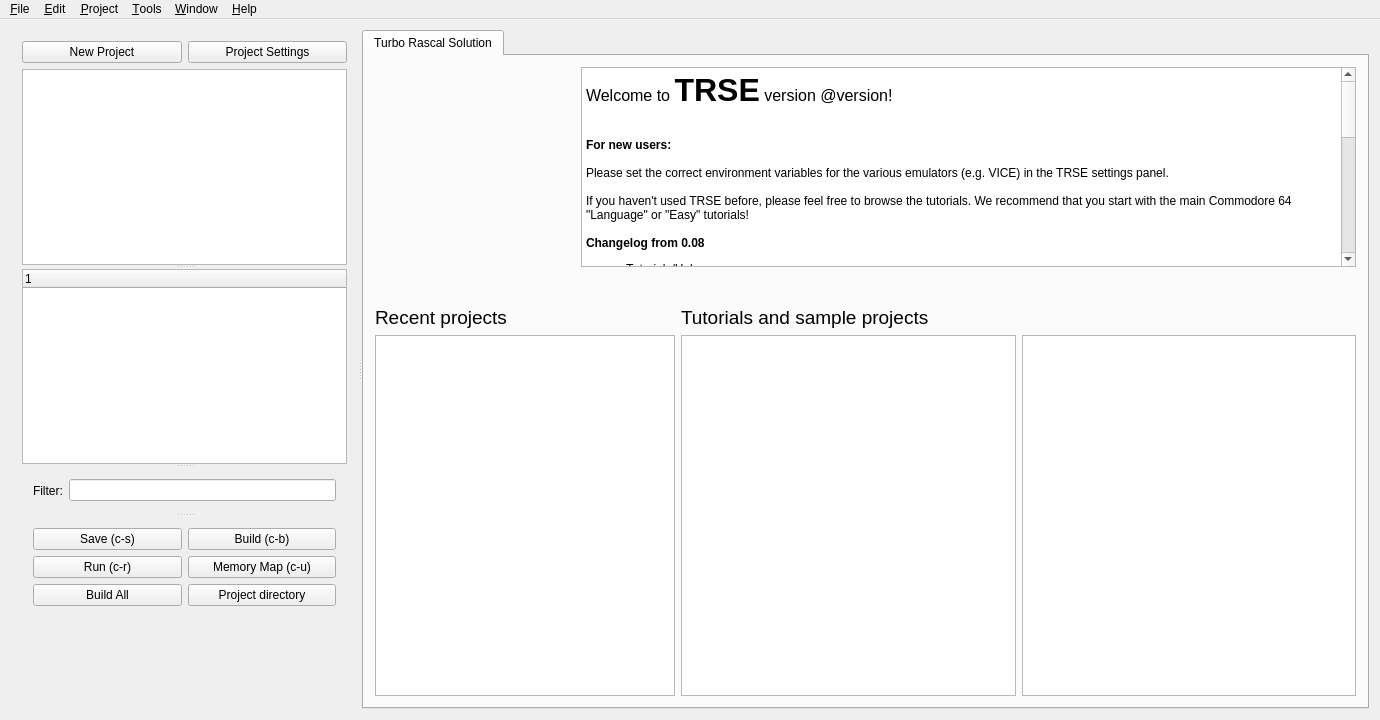
leuat/TRSE, file mainwindow.ui: the form before one commit.
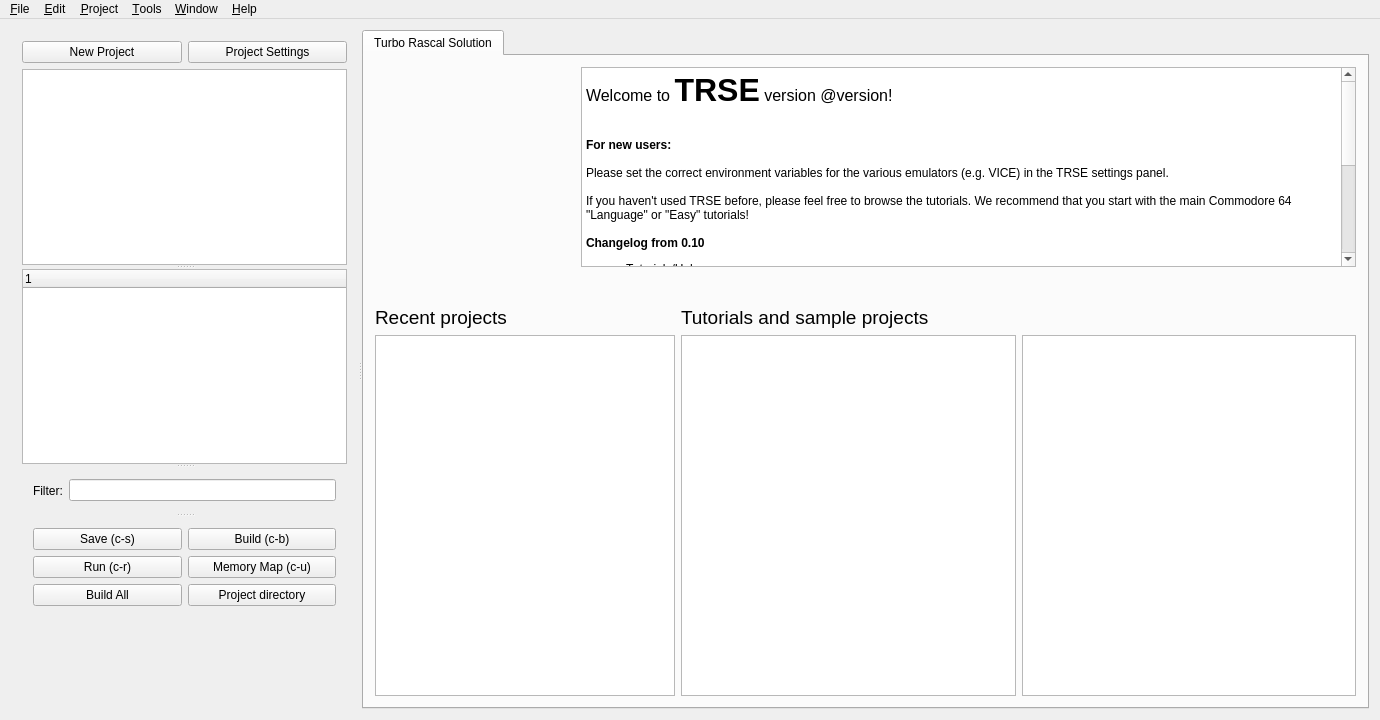
The form after the commit. Icons and pictures are not drawn.

Patch:
```diff
--- a/mainwindow.ui
+++ b/mainwindow.ui
@@ -285,32 +285,18 @@
 &lt;p style=&quot;-qt-paragraph-type:empty; margin-top:0px; margin-bottom:0px; margin-left:0px; margin-right:0px; -qt-block-indent:0; text-indent:0px; font-family:'Noto Sans'; font-size:9pt;&quot;&gt;&lt;br /&gt;&lt;/p&gt;
 &lt;p style=&quot; margin-top:0px; margin-bottom:0px; margin-left:0px; margin-right:0px; -qt-block-indent:0; text-indent:0px;&quot;&gt;&lt;span style=&quot; font-family:'Noto Sans'; font-size:9pt;&quot;&gt;If you haven't used TRSE before, please feel free to browse the tutorials. We recommend that you start with the main Commodore 64 &amp;quot;Language&amp;quot; or &amp;quot;Easy&amp;quot; tutorials!&lt;/span&gt;&lt;/p&gt;
 &lt;p style=&quot;-qt-paragraph-type:empty; margin-top:0px; margin-bottom:0px; margin-left:0px; margin-right:0px; -qt-block-indent:0; text-indent:0px; font-family:'Noto Sans'; font-size:9pt;&quot;&gt;&lt;br /&gt;&lt;/p&gt;
-&lt;p style=&quot; margin-top:0px; margin-bottom:0px; margin-left:0px; margin-right:0px; -qt-block-indent:0; text-indent:0px;&quot;&gt;&lt;span style=&quot; font-family:'Noto Sans'; font-size:9pt; font-weight:600;&quot;&gt;Changelog from 0.08&lt;/span&gt;&lt;/p&gt;
+&lt;p style=&quot; margin-top:0px; margin-bottom:0px; margin-left:0px; margin-right:0px; -qt-block-indent:0; text-indent:0px;&quot;&gt;&lt;span style=&quot; font-family:'Noto Sans'; font-size:9pt; font-weight:600;&quot;&gt;Changelog from 0.10&lt;/span&gt;&lt;/p&gt;
 &lt;ul style=&quot;margin-top: 0px; margin-bottom: 0px; margin-left: 0px; margin-right: 0px; -qt-list-indent: 1;&quot;&gt;&lt;li style=&quot; font-family:'Noto Sans'; font-size:9pt;&quot; style=&quot; margin-top:12px; margin-bottom:0px; margin-left:0px; margin-right:0px; -qt-block-indent:0; text-indent:0px;&quot;&gt;Tutorials/Help&lt;/li&gt;&lt;/ul&gt;
-&lt;ul style=&quot;margin-top: 0px; margin-bottom: 0px; margin-left: 0px; margin-right: 0px; -qt-list-indent: 2;&quot;&gt;&lt;li style=&quot; font-family:'Noto Sans'; font-size:9pt;&quot; style=&quot; margin-top:0px; margin-bottom:0px; margin-left:0px; margin-right:0px; -qt-block-indent:0; text-indent:0px;&quot;&gt;New Amiga 500 tutorials&lt;/li&gt;
-&lt;li style=&quot; font-family:'Noto Sans'; font-size:9pt;&quot; style=&quot; margin-top:0px; margin-bottom:0px; margin-left:0px; margin-right:0px; -qt-block-indent:0; text-indent:0px;&quot;&gt;VIC-20 bitmap tutorials&lt;/li&gt;
-&lt;li style=&quot; font-family:'Noto Sans'; font-size:9pt;&quot; style=&quot; margin-top:0px; margin-bottom:0px; margin-left:0px; margin-right:0px; -qt-block-indent:0; text-indent:0px;&quot;&gt;New C64 ray tracer example&lt;/li&gt;
-&lt;li style=&quot; font-family:'Noto Sans'; font-size:9pt;&quot; style=&quot; margin-top:0px; margin-bottom:0px; margin-left:0px; margin-right:0px; -qt-block-indent:0; text-indent:0px;&quot;&gt;New C64 intermediate tutorial on procedure pointers&lt;/li&gt;
-&lt;li style=&quot; font-family:'Noto Sans'; font-size:9pt;&quot; style=&quot; margin-top:0px; margin-bottom:0px; margin-left:0px; margin-right:0px; -qt-block-indent:0; text-indent:0px;&quot;&gt;New C64 tutorial on Records&lt;/li&gt;
-&lt;li style=&quot; font-family:'Noto Sans'; font-size:9pt;&quot; style=&quot; margin-top:0px; margin-bottom:0px; margin-left:0px; margin-right:0px; -qt-block-indent:0; text-indent:0px;&quot;&gt;New C64 tutorial on Units (intermediate)&lt;/li&gt;&lt;/ul&gt;
+&lt;ul style=&quot;margin-top: 0px; margin-bottom: 0px; margin-left: 0px; margin-right: 0px; -qt-list-indent: 2;&quot;&gt;&lt;li style=&quot; font-family:'Noto Sans'; font-size:9pt;&quot; style=&quot; margin-top:0px; margin-bottom:0px; margin-left:0px; margin-right:0px; -qt-block-indent:0; text-indent:0px;&quot;&gt;4 new Gameboy tutorials&lt;/li&gt;
+&lt;li style=&quot; font-family:'Noto Sans'; font-size:9pt;&quot; style=&quot; margin-top:0px; margin-bottom:0px; margin-left:0px; margin-right:0px; -qt-block-indent:0; text-indent:0px;&quot;&gt;New C64 tutorial on playing 2 sids (intermediate)&lt;/li&gt;&lt;/ul&gt;
 &lt;p style=&quot;-qt-paragraph-type:empty; margin-top:0px; margin-bottom:0px; margin-left:0px; margin-right:0px; -qt-block-indent:0; text-indent:0px; font-family:'Noto Sans'; font-size:9pt;&quot;&gt;&lt;br /&gt;&lt;/p&gt;
-&lt;ul style=&quot;margin-top: 0px; margin-bottom: 0px; margin-left: 0px; margin-right: 0px; -qt-list-indent: 1;&quot;&gt;&lt;li style=&quot; font-family:'Noto Sans'; font-size:9pt;&quot; style=&quot; margin-top:12px; margin-bottom:0px; margin-left:0px; margin-right:0px; -qt-block-indent:0; text-indent:0px;&quot;&gt;Compiler&lt;/li&gt;&lt;/ul&gt;
-&lt;ul style=&quot;margin-top: 0px; margin-bottom: 0px; margin-left: 0px; margin-right: 0px; -qt-list-indent: 2;&quot;&gt;&lt;li style=&quot; font-family:'Noto Sans'; font-size:9pt;&quot; style=&quot; margin-top:0px; margin-bottom:0px; margin-left:0px; margin-right:0px; -qt-block-indent:0; text-indent:0px;&quot;&gt;tab : array[256] of byte = BuildTable(&amp;quot;i/16 + Math.sin(i/256*Math.pi)*32&amp;quot;); &amp;lt;- compile-time table generation&lt;/li&gt;
-&lt;li style=&quot; font-family:'Noto Sans'; font-size:9pt;&quot; style=&quot; margin-top:0px; margin-bottom:0px; margin-left:0px; margin-right:0px; -qt-block-indent:0; text-indent:0px;&quot;&gt;Inline procedures - macros in the flesh&lt;/li&gt;
-&lt;li style=&quot; font-family:'Noto Sans'; font-size:9pt;&quot; style=&quot; margin-top:0px; margin-bottom:0px; margin-left:0px; margin-right:0px; -qt-block-indent:0; text-indent:0px;&quot;&gt;Compiler produces intermediate output from parsing etc&lt;/li&gt;
-&lt;li style=&quot; font-family:'Noto Sans'; font-size:9pt;&quot; style=&quot; margin-top:0px; margin-bottom:0px; margin-left:0px; margin-right:0px; -qt-block-indent:0; text-indent:0px;&quot;&gt;F2 to lookup symbols&lt;/li&gt;
-&lt;li style=&quot; font-family:'Noto Sans'; font-size:9pt;&quot; style=&quot; margin-top:0px; margin-bottom:0px; margin-left:0px; margin-right:0px; -qt-block-indent:0; text-indent:0px;&quot;&gt;Symbol list tree + search function&lt;/li&gt;
-&lt;li style=&quot; font-family:'Noto Sans'; font-size:9pt;&quot; style=&quot; margin-top:0px; margin-bottom:0px; margin-left:0px; margin-right:0px; -qt-block-indent:0; text-indent:0px;&quot;&gt;Proper unused symbol removal (procedures, variables). Toggle in main ras window&lt;/li&gt;
-&lt;li style=&quot; font-family:'Noto Sans'; font-size:9pt;&quot; style=&quot; margin-top:0px; margin-bottom:0px; margin-left:0px; margin-right:0px; -qt-block-indent:0; text-indent:0px;&quot;&gt;Units : TRU unit support, both user-defined and internal units. See the corresponding tutorial project.&lt;/li&gt;
-&lt;li style=&quot; font-family:'Noto Sans'; font-size:9pt;&quot; style=&quot; margin-top:0px; margin-bottom:0px; margin-left:0px; margin-right:0px; -qt-block-indent:0; text-indent:0px;&quot;&gt;M68K compiler better optimized, much faster&lt;/li&gt;
-&lt;li style=&quot; font-family:'Noto Sans'; font-size:9pt;&quot; style=&quot; margin-top:0px; margin-bottom:0px; margin-left:0px; margin-right:0px; -qt-block-indent:0; text-indent:0px;&quot;&gt;New M68K methods&lt;/li&gt;
-&lt;li style=&quot; font-family:'Noto Sans'; font-size:9pt;&quot; style=&quot; margin-top:0px; margin-bottom:0px; margin-left:0px; margin-right:0px; -qt-block-indent:0; text-indent:0px;&quot;&gt;6502 : Integer bugfix and speed optimization&lt;/li&gt;
-&lt;li style=&quot; font-family:'Noto Sans'; font-size:9pt;&quot; style=&quot; margin-top:0px; margin-bottom:0px; margin-left:0px; margin-right:0px; -qt-block-indent:0; text-indent:0px;&quot;&gt;Able to call pointers as procedures (without parameters):  p1:=ProcedureToPointer( MyProcedure());  call(p1);. See new tutorial&lt;/li&gt;
-&lt;li style=&quot; font-family:'Noto Sans'; font-size:9pt;&quot; style=&quot; margin-top:0px; margin-bottom:0px; margin-left:0px; margin-right:0px; -qt-block-indent:0; text-indent:0px;&quot;&gt;Records and arrays of records&lt;/li&gt;
-&lt;li style=&quot; font-family:'Noto Sans'; font-size:9pt;&quot; style=&quot; margin-top:0px; margin-bottom:0px; margin-left:0px; margin-right:0px; -qt-block-indent:0; text-indent:0px;&quot;&gt;Parser memory leaks fixed&lt;/li&gt;
-&lt;li style=&quot; font-family:'Noto Sans'; font-size:9pt;&quot; style=&quot; margin-top:0px; margin-bottom:0px; margin-left:0px; margin-right:0px; -qt-block-indent:0; text-indent:0px;&quot;&gt;mos6502 &amp;quot;fillfast&amp;quot; implemented&lt;/li&gt;
-&lt;li style=&quot; font-family:'Noto Sans'; font-size:9pt;&quot; style=&quot; margin-top:0px; margin-bottom:0px; margin-left:0px; margin-right:0px; -qt-block-indent:0; text-indent:0px;&quot;&gt;c:=min(a,b) and c:=max(a,b) implemented&lt;/li&gt;
-&lt;li style=&quot; font-family:'Noto Sans'; font-size:9pt;&quot; style=&quot; margin-top:0px; margin-bottom:0px; margin-left:0px; margin-right:0px; -qt-block-indent:0; text-indent:0px;&quot;&gt;Stricter error messaging when using incorrect assigninment, variables, indices for variables that aren't arrays&lt;/li&gt;&lt;/ul&gt;
+&lt;ul style=&quot;margin-top: 0px; margin-bottom: 0px; margin-left: 0px; margin-right: 0px; -qt-list-indent: 1;&quot;&gt;&lt;li style=&quot; font-family:'Noto Sans'; font-size:9pt;&quot; style=&quot; margin-top:12px; margin-bottom:0px; margin-left:0px; margin-right:0px; -qt-block-indent:0; text-indent:0px;&quot;&gt;Editor&lt;/li&gt;
+&lt;ul style=&quot;margin-top: 0px; margin-bottom: 0px; margin-left: 0px; margin-right: 0px; -qt-list-indent: 2;&quot;&gt;&lt;li style=&quot; font-family:'Noto Sans'; font-size:9pt;&quot; style=&quot; margin-top:0px; margin-bottom:0px; margin-left:0px; margin-right:0px; -qt-block-indent:0; text-indent:0px;&quot;&gt;Gameboy level editor, tile image editor and meta sprite editor.&lt;/li&gt;
+&lt;li style=&quot; font-family:'Noto Sans'; font-size:9pt;&quot; style=&quot; margin-top:0px; margin-bottom:0px; margin-left:0px; margin-right:0px; -qt-block-indent:0; text-indent:0px;&quot;&gt;Sprite packer system for GB&lt;/li&gt;&lt;/ul&gt;
+&lt;li style=&quot; font-family:'Noto Sans'; font-size:9pt;&quot; style=&quot; margin-top:12px; margin-bottom:0px; margin-left:0px; margin-right:0px; -qt-block-indent:0; text-indent:0px;&quot;&gt;Compiler&lt;/li&gt;&lt;/ul&gt;
+&lt;ul style=&quot;margin-top: 0px; margin-bottom: 0px; margin-left: 0px; margin-right: 0px; -qt-list-indent: 2;&quot;&gt;&lt;li style=&quot; font-family:'Noto Sans'; font-size:9pt;&quot; style=&quot; margin-top:0px; margin-bottom:0px; margin-left:0px; margin-right:0px; -qt-block-indent:0; text-indent:0px;&quot;&gt;Fixed a bug where forward declarations of procedure with parameters crashed&lt;/li&gt;
+&lt;li style=&quot; font-family:'Noto Sans'; font-size:9pt;&quot; style=&quot; margin-top:0px; margin-bottom:0px; margin-left:0px; margin-right:0px; -qt-block-indent:0; text-indent:0px;&quot;&gt;Gameboy Z80ish compiler almost done&lt;/li&gt;&lt;/ul&gt;
+&lt;p style=&quot;-qt-paragraph-type:empty; margin-top:0px; margin-bottom:0px; margin-left:0px; margin-right:0px; -qt-block-indent:1; text-indent:0px; font-family:'Noto Sans'; font-size:9pt;&quot;&gt;&lt;br /&gt;&lt;/p&gt;
 &lt;p style=&quot;-qt-paragraph-type:empty; margin-top:0px; margin-bottom:0px; margin-left:0px; margin-right:0px; -qt-block-indent:0; text-indent:0px; font-family:'Noto Sans'; font-size:9pt;&quot;&gt;&lt;br /&gt;&lt;/p&gt;
 &lt;p style=&quot;-qt-paragraph-type:empty; margin-top:0px; margin-bottom:12px; margin-left:0px; margin-right:0px; -qt-block-indent:0; text-indent:0px; font-family:'Noto Sans'; font-size:9pt;&quot;&gt;&lt;br /&gt;&lt;/p&gt;&lt;/body&gt;&lt;/html&gt;</string>
                </property>
```
Left out of the diff: 2 changed lines with no effect on the pictures.
